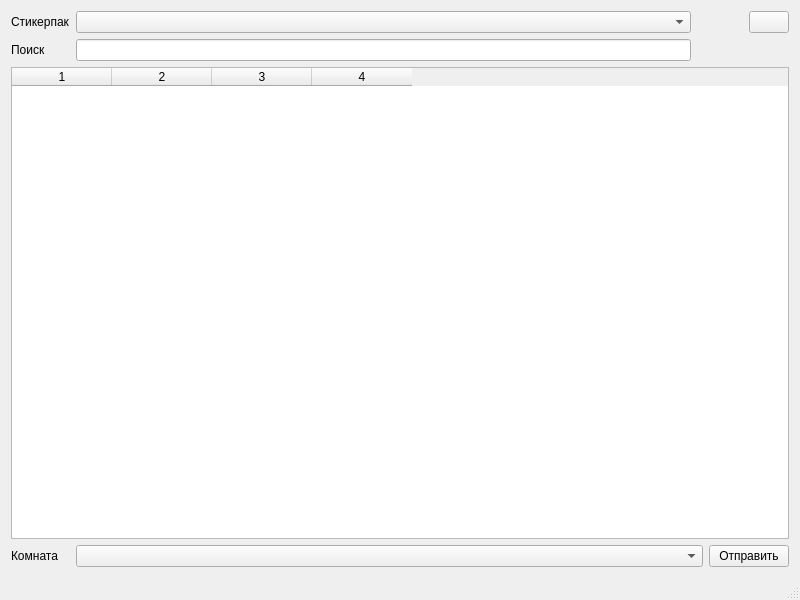
First picture: the form in mainwindow.ui, repository rkfg/mxstickers, before the edit.
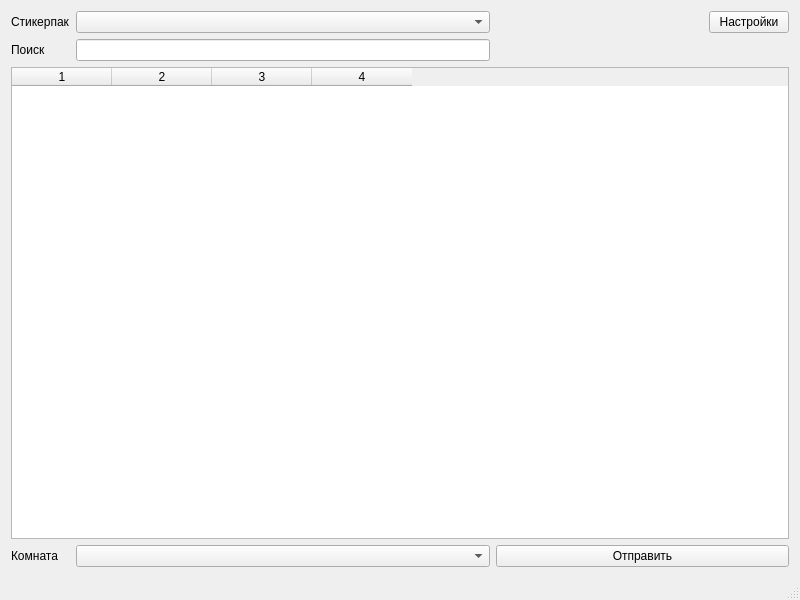
Second picture: the form after the edit. Icons and pictures are not drawn.

Commit message: Change tab order

What changed in the file:
```diff
--- a/mainwindow.ui
+++ b/mainwindow.ui
@@ -15,6 +15,9 @@
   </property>
   <widget class="QWidget" name="centralWidget">
    <layout class="QGridLayout" name="gridLayout">
+    <item row="0" column="2" colspan="2">
+     <widget class="QComboBox" name="cb_stickerpack"/>
+    </item>
     <item row="0" column="1">
      <widget class="QLabel" name="l_pack">
       <property name="text">
@@ -22,6 +25,9 @@
       </property>
      </widget>
     </item>
+    <item row="1" column="2" colspan="2">
+     <widget class="QLineEdit" name="le_filter"/>
+    </item>
     <item row="3" column="1">
      <widget class="QLabel" name="l_room">
       <property name="sizePolicy">
@@ -35,7 +41,24 @@
       </property>
      </widget>
     </item>
-    <item row="0" column="6">
+    <item row="3" column="4" colspan="2">
+     <widget class="QPushButton" name="b_send">
+      <property name="sizePolicy">
+       <sizepolicy hsizetype="Preferred" vsizetype="Preferred">
+        <horstretch>0</horstretch>
+        <verstretch>0</verstretch>
+       </sizepolicy>
+      </property>
+      <property name="text">
+       <string>Отправить</string>
+      </property>
+      <property name="icon">
+       <iconset resource="resources.qrc">
+        <normaloff>:/res/icons/dialog-ok-apply.png</normaloff>:/res/icons/dialog-ok-apply.png</iconset>
+      </property>
+     </widget>
+    </item>
+    <item row="0" column="5">
      <widget class="QPushButton" name="b_preferences">
       <property name="sizePolicy">
        <sizepolicy hsizetype="Fixed" vsizetype="Fixed">
@@ -47,7 +70,7 @@
        <string>Настройки</string>
       </property>
       <property name="text">
-       <string/>
+       <string>Настройки</string>
       </property>
       <property name="icon">
        <iconset resource="resources.qrc">
@@ -55,7 +78,24 @@
       </property>
      </widget>
     </item>
-    <item row="2" column="1" colspan="6">
+    <item row="3" column="2" colspan="2">
+     <widget class="QComboBox" name="cb_rooms">
+      <property name="sizePolicy">
+       <sizepolicy hsizetype="Preferred" vsizetype="Preferred">
+        <horstretch>0</horstretch>
+        <verstretch>0</verstretch>
+       </sizepolicy>
+      </property>
+     </widget>
+    </item>
+    <item row="1" column="1">
+     <widget class="QLabel" name="l_filter">
+      <property name="text">
+       <string>Поиск</string>
+      </property>
+     </widget>
+    </item>
+    <item row="2" column="1" colspan="5">
      <widget class="QTableWidget" name="tableWidget">
       <property name="selectionMode">
        <enum>QAbstractItemView::SingleSelection</enum>
@@ -75,46 +115,6 @@
       <column/>
      </widget>
     </item>
-    <item row="3" column="5" colspan="2">
-     <widget class="QPushButton" name="b_send">
-      <property name="sizePolicy">
-       <sizepolicy hsizetype="Preferred" vsizetype="Preferred">
-        <horstretch>0</horstretch>
-        <verstretch>0</verstretch>
-       </sizepolicy>
-      </property>
-      <property name="text">
-       <string>Отправить</string>
-      </property>
-      <property name="icon">
-       <iconset resource="resources.qrc">
-        <normaloff>:/res/icons/dialog-ok-apply.png</normaloff>:/res/icons/dialog-ok-apply.png</iconset>
-      </property>
-     </widget>
-    </item>
-    <item row="1" column="2">
-     <widget class="QLineEdit" name="le_filter"/>
-    </item>
-    <item row="1" column="1">
-     <widget class="QLabel" name="l_filter">
-      <property name="text">
-       <string>Поиск</string>
-      </property>
-     </widget>
-    </item>
-    <item row="0" column="2">
-     <widget class="QComboBox" name="cb_stickerpack"/>
-    </item>
-    <item row="3" column="2" colspan="3">
-     <widget class="QComboBox" name="cb_rooms">
-      <property name="sizePolicy">
-       <sizepolicy hsizetype="Preferred" vsizetype="Preferred">
-        <horstretch>0</horstretch>
-        <verstretch>0</verstretch>
-       </sizepolicy>
-      </property>
-     </widget>
-    </item>
    </layout>
   </widget>
   <widget class="QStatusBar" name="statusBar"/>
```
Left out of the diff: 8 changed lines with no effect on the pictures.
